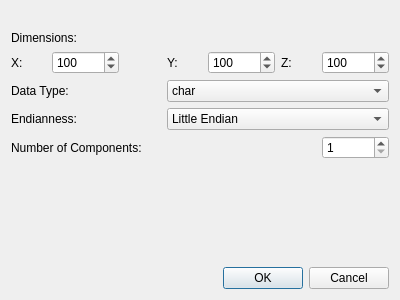
Qt form tomviz/RAWFileReaderDialog.ui (OpenChemistry/tomviz) before a commit.
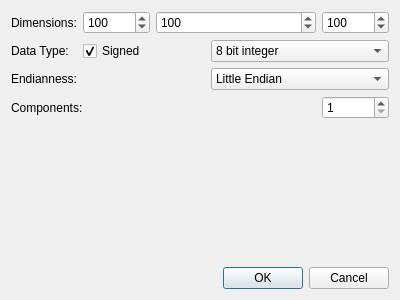
The same form after that commit.

Commit message: Update the RAW reader UI to show selected and actual file size

```diff
--- a/tomviz/RAWFileReaderDialog.ui
+++ b/tomviz/RAWFileReaderDialog.ui
@@ -14,92 +14,84 @@
    <string>Dialog</string>
   </property>
   <layout class="QGridLayout" name="gridLayout">
-   <item row="5" column="3" colspan="4">
-    <widget class="QComboBox" name="endianness">
-     <property name="currentIndex">
-      <number>1</number>
+   <item row="4" column="1">
+    <widget class="QLabel" name="label_5">
+     <property name="text">
+      <string>Data Type:</string>
      </property>
-     <item>
-      <property name="text">
-       <string>Big Endian</string>
-      </property>
-     </item>
-     <item>
-      <property name="text">
-       <string>Little Endian</string>
-      </property>
-     </item>
     </widget>
    </item>
-   <item row="2" column="0" colspan="7">
+   <item row="3" column="1">
     <widget class="QLabel" name="label">
      <property name="text">
       <string>Dimensions:</string>
      </property>
     </widget>
    </item>
-   <item row="4" column="3" colspan="4">
-    <widget class="QComboBox" name="dataType">
-     <item>
-      <property name="text">
-       <string>char</string>
-      </property>
-     </item>
-     <item>
-      <property name="text">
-       <string>unsigned char</string>
-      </property>
-     </item>
-     <item>
-      <property name="text">
-       <string>short</string>
-      </property>
-     </item>
-     <item>
-      <property name="text">
-       <string>unsigned short</string>
-      </property>
-     </item>
-     <item>
-      <property name="text">
-       <string>int</string>
-      </property>
-     </item>
-     <item>
-      <property name="text">
-       <string>unsigned int</string>
-      </property>
-     </item>
-     <item>
-      <property name="text">
-       <string>long</string>
-      </property>
-     </item>
-     <item>
-      <property name="text">
-       <string>unsigned long</string>
-      </property>
-     </item>
-     <item>
-      <property name="text">
-       <string>float</string>
-      </property>
-     </item>
-     <item>
-      <property name="text">
-       <string>double</string>
-      </property>
-     </item>
+   <item row="3" column="3" colspan="3">
+    <widget class="QSpinBox" name="dimensionY">
+     <property name="maximum">
+      <number>2147483647</number>
+     </property>
+     <property name="value">
+      <number>100</number>
+     </property>
     </widget>
    </item>
-   <item row="5" column="0" colspan="3">
-    <widget class="QLabel" name="label_6">
+   <item row="3" column="6">
+    <widget class="QSpinBox" name="dimensionZ">
+     <property name="minimum">
+      <number>1</number>
+     </property>
+     <property name="maximum">
+      <number>2147483647</number>
+     </property>
+     <property name="value">
+      <number>100</number>
+     </property>
+    </widget>
+   </item>
+   <item row="6" column="6">
+    <widget class="QSpinBox" name="numComponents">
+     <property name="minimum">
+      <number>1</number>
+     </property>
+     <property name="maximum">
+      <number>3</number>
+     </property>
+    </widget>
+   </item>
+   <item row="3" column="2">
+    <widget class="QSpinBox" name="dimensionX">
+     <property name="minimum">
+      <number>1</number>
+     </property>
+     <property name="maximum">
+      <number>2147483647</number>
+     </property>
+     <property name="value">
+      <number>100</number>
+     </property>
+    </widget>
+   </item>
+   <item row="9" column="1" colspan="6">
+    <widget class="QDialogButtonBox" name="buttonBox">
+     <property name="orientation">
+      <enum>Qt::Horizontal</enum>
+     </property>
+     <property name="standardButtons">
+      <set>QDialogButtonBox::Cancel|QDialogButtonBox::Ok</set>
+     </property>
+    </widget>
+   </item>
+   <item row="6" column="1" colspan="4">
+    <widget class="QLabel" name="label_7">
      <property name="text">
-      <string>Endianness:</string>
+      <string>Components:</string>
      </property>
     </widget>
    </item>
-   <item row="7" column="0">
+   <item row="8" column="1">
     <spacer name="verticalSpacer">
      <property name="orientation">
       <enum>Qt::Vertical</enum>
@@ -112,104 +104,81 @@
      </property>
     </spacer>
    </item>
-   <item row="1" column="0" colspan="7">
+   <item row="5" column="4" colspan="3">
+    <widget class="QComboBox" name="endianness">
+     <property name="currentIndex">
+      <number>1</number>
+     </property>
+     <item>
+      <property name="text">
+       <string>Big Endian</string>
+      </property>
+     </item>
+     <item>
+      <property name="text">
+       <string>Little Endian</string>
+      </property>
+     </item>
+    </widget>
+   </item>
+   <item row="4" column="4" colspan="3">
+    <widget class="QComboBox" name="dataType">
+     <item>
+      <property name="text">
+       <string>8 bit integer</string>
+      </property>
+     </item>
+     <item>
+      <property name="text">
+       <string>16 bit integer</string>
+      </property>
+     </item>
+     <item>
+      <property name="text">
+       <string>32 bit integer</string>
+      </property>
+     </item>
+     <item>
+      <property name="text">
+       <string>64 bit integer</string>
+      </property>
+     </item>
+     <item>
+      <property name="text">
+       <string>32 bit floating point</string>
+      </property>
+     </item>
+     <item>
+      <property name="text">
+       <string>64 bit floating point</string>
+      </property>
+     </item>
+    </widget>
+   </item>
+   <item row="5" column="1" colspan="3">
+    <widget class="QLabel" name="label_6">
+     <property name="text">
+      <string>Endianness:</string>
+     </property>
+    </widget>
+   </item>
+   <item row="4" column="2">
+    <widget class="QCheckBox" name="signedness">
+     <property name="text">
+      <string>Signed</string>
+     </property>
+     <property name="checked">
+      <bool>true</bool>
+     </property>
+    </widget>
+   </item>
+   <item row="7" column="1">
     <widget class="QLabel" name="statusLabel">
      <property name="text">
       <string/>
      </property>
     </widget>
    </item>
-   <item row="3" column="3">
-    <widget class="QLabel" name="label_3">
-     <property name="text">
-      <string>Y:</string>
-     </property>
-    </widget>
-   </item>
-   <item row="3" column="5">
-    <widget class="QLabel" name="label_4">
-     <property name="text">
-      <string>Z:</string>
-     </property>
-    </widget>
-   </item>
-   <item row="4" column="0" colspan="3">
-    <widget class="QLabel" name="label_5">
-     <property name="text">
-      <string>Data Type:</string>
-     </property>
-    </widget>
-   </item>
-   <item row="8" column="0" colspan="7">
-    <widget class="QDialogButtonBox" name="buttonBox">
-     <property name="orientation">
-      <enum>Qt::Horizontal</enum>
-     </property>
-     <property name="standardButtons">
-      <set>QDialogButtonBox::Cancel|QDialogButtonBox::Ok</set>
-     </property>
-    </widget>
-   </item>
-   <item row="3" column="0">
-    <widget class="QLabel" name="label_2">
-     <property name="text">
-      <string>X:</string>
-     </property>
-    </widget>
-   </item>
-   <item row="6" column="0" colspan="4">
-    <widget class="QLabel" name="label_7">
-     <property name="text">
-      <string>Number of Components:</string>
-     </property>
-    </widget>
-   </item>
-   <item row="3" column="1">
-    <widget class="QSpinBox" name="dimensionX">
-     <property name="minimum">
-      <number>1</number>
-     </property>
-     <property name="maximum">
-      <number>2147483647</number>
-     </property>
-     <property name="value">
-      <number>100</number>
-     </property>
-    </widget>
-   </item>
-   <item row="3" column="4">
-    <widget class="QSpinBox" name="dimensionY">
-     <property name="maximum">
-      <number>2147483647</number>
-     </property>
-     <property name="value">
-      <number>100</number>
-     </property>
-    </widget>
-   </item>
-   <item row="3" column="6">
-    <widget class="QSpinBox" name="dimensionZ">
-     <property name="minimum">
-      <number>1</number>
-     </property>
-     <property name="maximum">
-      <number>2147483647</number>
-     </property>
-     <property name="value">
-      <number>100</number>
-     </property>
-    </widget>
-   </item>
-   <item row="6" column="6">
-    <widget class="QSpinBox" name="numComponents">
-     <property name="minimum">
-      <number>1</number>
-     </property>
-     <property name="maximum">
-      <number>3</number>
-     </property>
-    </widget>
-   </item>
   </layout>
  </widget>
  <resources/>
```
Left out of the diff: 10 changed lines with no effect on the pictures. The commit also changes 2 other files.
